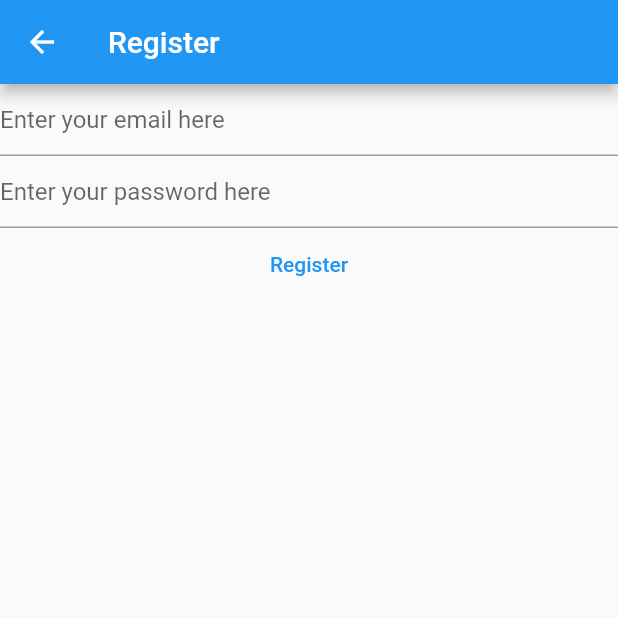
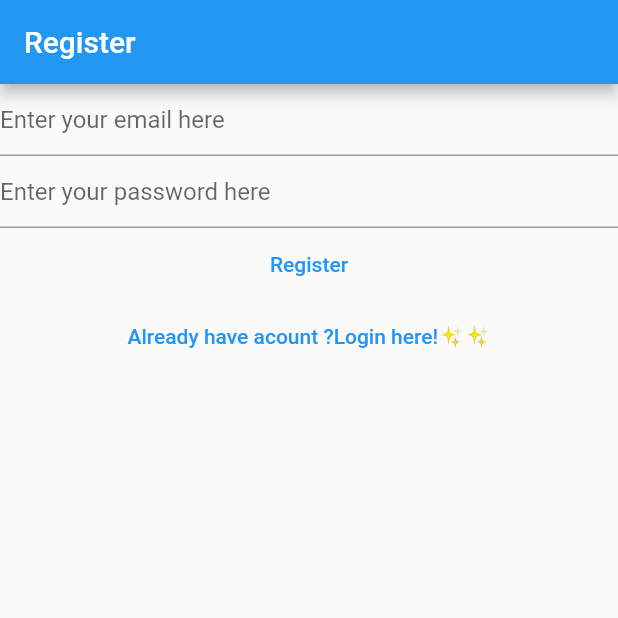
Before and after one commit to hedi-ch/my_first_flutter_app, a Flutter app: the RegisterView screen opened directly, on a phone screen of 412 x 824 dp, the top half of it. Run offline on Flutter 3.47's test engine with Material 2 defaults, Android fonts, the phone set to English and light mode, and no system bars; our stand-ins replace firebase_auth, firebase_core; accounts and stored records are empty.

Commit message:
add the link between the login and the register view and pause the verification of the email for know

```diff
--- a/lib/Widget/registration.dart
+++ b/lib/Widget/registration.dart
@@ -1,7 +1,9 @@
 import 'package:firebase_auth/firebase_auth.dart';
 import 'package:flutter/material.dart';
 
-Widget registration(userEmail, userPassword) => Column(
+Widget registration(TextEditingController userEmail,
+        TextEditingController userPassword, BuildContext context) =>
+    Column(
       children: [
         //text field enregister every time change the value in the controller TextEditingController
         //after init and dispo
@@ -50,5 +52,12 @@ Widget registration(userEmail, userPassword) => Column(
               }
             },
             child: const Text("Register")),
+        TextButton(
+            onPressed: () {
+              //change the view
+              Navigator.of(context)
+                  .pushNamedAndRemoveUntil('/login/', (route) => false);
+            },
+            child: const Text("Already have acount ?Login here!✨✨"))
       ],
     );
--- a/lib/view/login_view.dart
+++ b/lib/view/login_view.dart
@@ -1,7 +1,7 @@
-import 'package:firebase_core/firebase_core.dart';
+
 import 'package:flutter/material.dart';
 import 'package:my_first_flutter_app/Widget/Login.dart';
-import 'package:my_first_flutter_app/firebase_options.dart';
+
 
 class LoginView extends StatefulWidget {
   const LoginView({super.key});
@@ -38,17 +38,20 @@ class _LoginViewState extends State<LoginView> {
         appBar: AppBar(
           title: const Text('Login'),
         ),
-        body: FutureBuilder(
+        body: login(_email, _password, context)
+    /*FutureBuilder(
             future: Firebase.initializeApp(
               options: DefaultFirebaseOptions.currentPlatform,
             ),
             builder: (context, snapshot) {
               switch (snapshot.connectionState) {
                 case ConnectionState.done:
-                  return login(_email, _password);
+                  return
+        login(_email, _password,
+            context);
                 default:
                   return const Text("Loading...🔒");
               }
-            }));
+            })*/);
   }
 }
--- a/lib/view/register_view.dart
+++ b/lib/view/register_view.dart
@@ -1,8 +1,5 @@
-
-import 'package:firebase_core/firebase_core.dart';
 import 'package:flutter/material.dart';
 import 'package:my_first_flutter_app/Widget/registration.dart';
-import 'package:my_first_flutter_app/firebase_options.dart';
 
 
 class RegisterView extends StatefulWidget {
@@ -38,17 +35,18 @@ class _RegisterViewState extends State<RegisterView> {
         appBar: AppBar(
           title: const Text('Register'),
         ),
-        body: FutureBuilder(
+        body: registration(_email, _password, context )
+        /*FutureBuilder(
             future: Firebase.initializeApp(
               options: DefaultFirebaseOptions.currentPlatform,
             ),
             builder: (context, snapshot) {
               switch (snapshot.connectionState) {
                 case ConnectionState.done:
-                  return registration(_email, _password);
+                  return registration(_email, _password, context );
                 default:
                   return const Text("Loading...🔒");
               }
-            }));
+            })*/);
   }
 }
```
Also changed, not shown: lib/Widget/login.dart (+9 -1 lines), lib/main.dart (+16 -8 lines).
